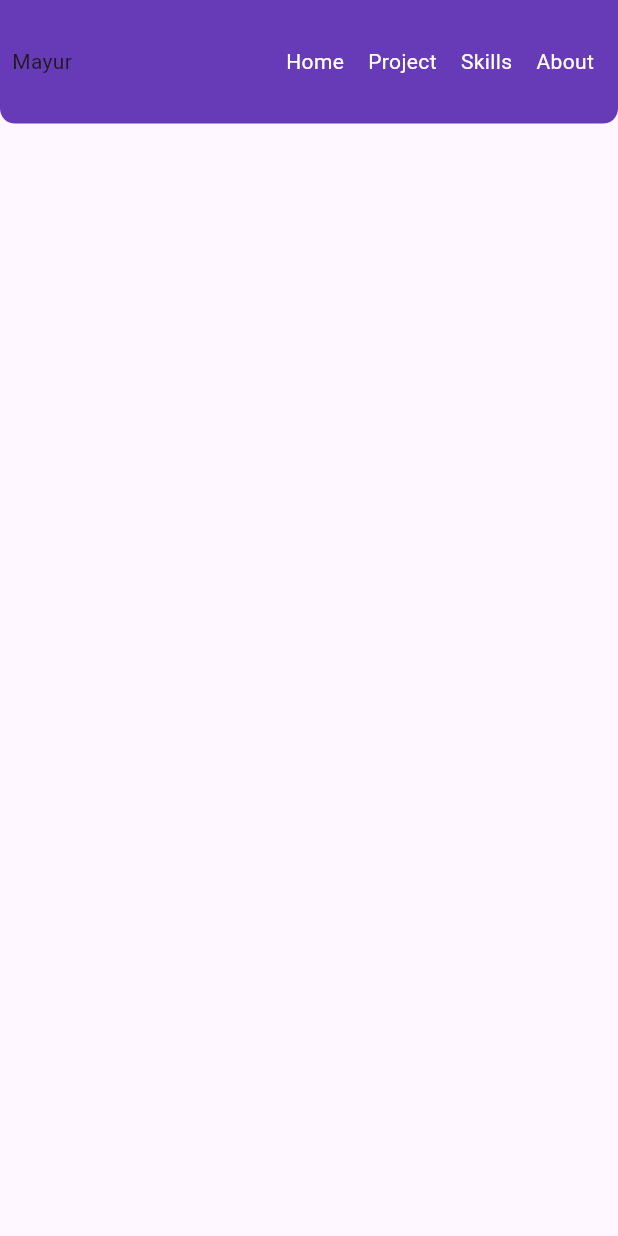
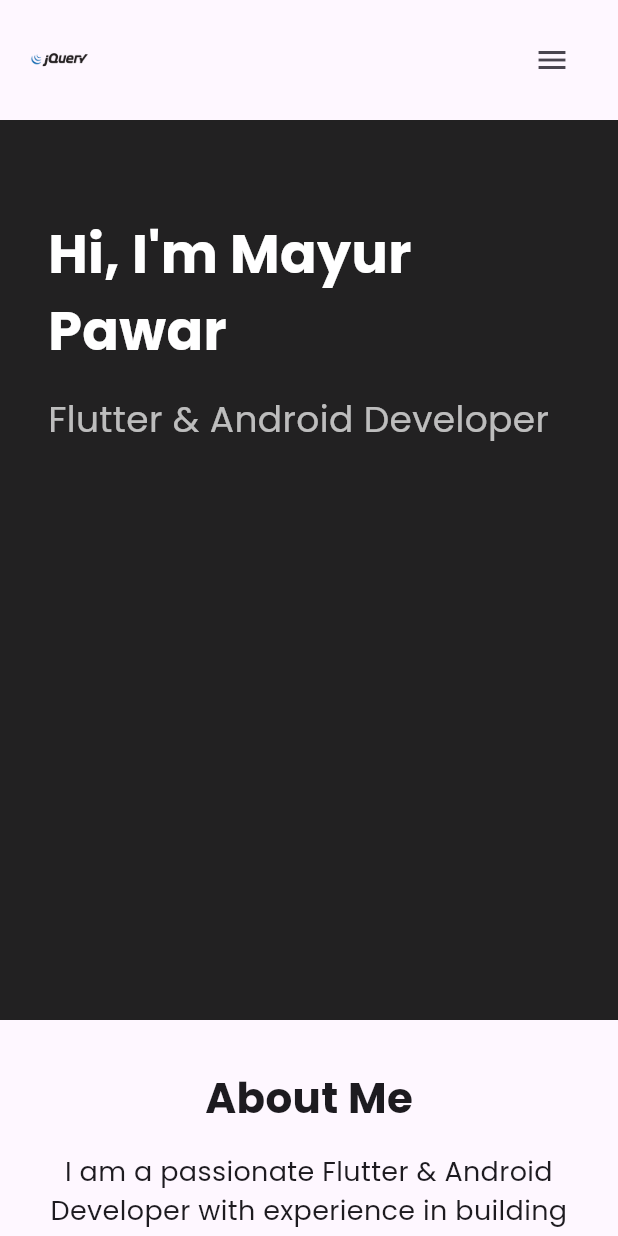
Before and after one commit to mayurpawar17/portfolio_mayur, a Flutter app: the screen it shows after launch, on a phone screen of 412 x 824 dp. Run offline on Flutter 3.47's test engine with Material 3 defaults, Android fonts, the light colour scheme and no system bars; our stand-ins replace google_fonts, responsive_builder.

Commit message:
sections and widgets implemented

```diff
--- a/lib/main.dart
+++ b/lib/main.dart
@@ -1,15 +1,52 @@
 import 'package:flutter/material.dart';
-import 'package:portfolio_mayur/src/sections/home.dart';
+import 'package:google_fonts/google_fonts.dart';
+import 'package:portfolio_mayur/widgets/navbar.dart';
+import 'sections/header.dart';
+import 'sections/about.dart';
+import 'sections/skills.dart';
+import 'sections/projects.dart';
+import 'sections/contact.dart';
 
 void main() {
-  runApp(MyApp());
+  runApp(const MyPortfolioApp());
 }
 
-class MyApp extends StatelessWidget {
-  const MyApp({super.key});
+class MyPortfolioApp extends StatelessWidget {
+  const MyPortfolioApp({super.key});
 
   @override
   Widget build(BuildContext context) {
-    return MaterialApp(home: Home(), debugShowCheckedModeBanner: false);
+    return MaterialApp(
+
+      title: 'Flutter Android Portfolio',
+      theme: ThemeData(
+        primarySwatch: Colors.blue,
+        textTheme: GoogleFonts.poppinsTextTheme(),
+      ),
+      debugShowCheckedModeBanner: false,
+      home: const PortfolioPage(),
+    );
   }
 }
+
+class PortfolioPage extends StatelessWidget {
+  const PortfolioPage({super.key});
+
+  @override
+  Widget build(BuildContext context) {
+    return Scaffold(
+      body: SingleChildScrollView(
+        child: Column(
+          children: const [
+            NavBar(),
+            HeaderSection(),
+            AboutSection(),
+            SkillsSection(),
+            ProjectsSection(),
+            ContactSection(),
+          ],
+        ),
+      ),
+    );
+  }
+}
--- /dev/null
+++ b/lib/sections/about.dart
@@ -0,0 +1,23 @@
+import 'package:flutter/material.dart';
+
+class AboutSection extends StatelessWidget {
+  const AboutSection({super.key});
+
+  @override
+  Widget build(BuildContext context) {
+    return Container(
+      padding: const EdgeInsets.all(32),
+      child: Column(
+        children: const [
+          Text("About Me", style: TextStyle(fontSize: 28, fontWeight: FontWeight.bold)),
+          SizedBox(height: 16),
+          Text(
+            "I am a passionate Flutter & Android Developer with experience in building high-quality mobile apps. I love crafting beautiful UIs and writing clean, scalable code.",
+            textAlign: TextAlign.center,
+            style: TextStyle(fontSize: 18),
+          ),
+        ],
+      ),
+    );
+  }
+}
--- /dev/null
+++ b/lib/sections/header.dart
@@ -0,0 +1,36 @@
+import 'package:flutter/material.dart';
+
+class HeaderSection extends StatelessWidget {
+  const HeaderSection({super.key});
+
+  @override
+  Widget build(BuildContext context) {
+    return Container(
+      height: 600,
+      width: double.infinity,
+      padding: const EdgeInsets.symmetric(horizontal: 32, vertical: 64),
+      color: Colors.black87,
+      child: Column(
+        crossAxisAlignment: CrossAxisAlignment.start,
+        children: const [
+          Text(
+            "Hi, I'm Mayur Pawar",
+            style: TextStyle(
+              fontSize: 36,
+              color: Colors.white,
+              fontWeight: FontWeight.bold,
+            ),
+          ),
+          SizedBox(height: 16),
+          Text(
+            "Flutter & Android Developer",
+            style: TextStyle(
+              fontSize: 24,
+              color: Colors.white70,
+            ),
+          ),
+        ],
+      ),
+    );
+  }
+}
--- a/lib/src/sections/home.dart
+++ /dev/null
@@ -1,11 +0,0 @@
-import 'package:flutter/material.dart';
-import 'package:portfolio_mayur/src/widgets/header.dart';
-
-class Home extends StatelessWidget {
-  const Home({super.key});
-
-  @override
-  Widget build(BuildContext context) {
-    return Scaffold(body: Header());
-  }
-}
--- a/lib/src/widgets/header.dart
+++ /dev/null
@@ -1,38 +0,0 @@
-import 'package:flutter/material.dart';
-import 'package:portfolio_mayur/src/widgets/navItem.dart';
-
-class Header extends StatelessWidget {
-  const Header({super.key});
-
-  @override
-  Widget build(BuildContext context) {
-    return Container(
-      decoration: BoxDecoration(
-        borderRadius: BorderRadius.only(
-          bottomLeft: Radius.circular(10),
-          bottomRight: Radius.circular(10),
-        ),
-        color: Colors.deepPurple,
-      ),
-      height: MediaQuery.of(context).size.height * 0.1,
-
-      child: Padding(
-        padding: const EdgeInsets.all(8.0),
-        child: Row(
-          mainAxisAlignment: MainAxisAlignment.spaceBetween,
-          children: [
-            Text("Mayur"),
-            Row(
-              children: [
-                NavItem("Home"),
-                NavItem("Project"),
-                NavItem("Skills"),
-                NavItem("About"),
-              ],
-            ),
-          ],
-        ),
-      ),
-    );
-  }
-}
--- a/lib/src/widgets/navItem.dart
+++ /dev/null
@@ -1,14 +0,0 @@
-import 'package:flutter/material.dart';
-
-class NavItem extends StatelessWidget {
-  final String navItem;
-  const NavItem(this.navItem, {super.key});
-
-  @override
-  Widget build(BuildContext context) {
-    return Padding(
-      padding: const EdgeInsets.all(8.0),
-      child: Text(navItem, style: TextStyle(color: Colors.white)),
-    );
-  }
-}
--- /dev/null
+++ b/lib/widgets/navbar.dart
@@ -0,0 +1,154 @@
+// Updated modern, responsive NavBar with center menu and social icons
+import 'package:flutter/material.dart';
+import 'package:responsive_builder/responsive_builder.dart';
+
+class NavBar extends StatelessWidget {
+  const NavBar({super.key});
+
+  @override
+  Widget build(BuildContext context) {
+    return ScreenTypeLayout.builder(
+      mobile: (_) => const _MobileNavBar(),
+      tablet: (_) => const _MobileNavBar(),
+      desktop: (_) => const _DesktopNavBar(),
+    );
+  }
+}
+
+class _DesktopNavBar extends StatelessWidget {
+  const _DesktopNavBar({super.key});
+
+  @override
+  Widget build(BuildContext context) {
+    return Padding(
+      padding: const EdgeInsets.symmetric(horizontal: 32, vertical: 20),
+      child: Row(
+        mainAxisAlignment: MainAxisAlignment.spaceBetween,
+        children: [
+          // Logo
+          Image.asset(
+            'assets/jquery.png',
+            height: 40,
+          ),
+
+          // Centered Navigation Menu
+          Container(
+            padding: const EdgeInsets.symmetric(horizontal: 24, vertical: 10),
+            decoration: BoxDecoration(
+              color: Colors.grey.shade100,
+              borderRadius: BorderRadius.circular(20),
+            ),
+            child: Row(
+              mainAxisSize: MainAxisSize.min,
+              children: const [
+                NavBarItem(label: 'Home'),
+                NavBarItem(label: 'Projects'),
+                NavBarItem(label: 'Skills'),
+                NavBarItem(label: 'About'),
+              ],
+            ),
+          ),
+
+          // Social icons and theme toggle (right side)
+          Row(
+            children: [
+              IconButton(
+                icon: Image.asset('assets/jquery.png', height: 24),
+                onPressed: () {},
+              ),
+              IconButton(
+                icon: Image.asset('assets/jquery.png', height: 24),
+                onPressed: () {},
+              ),
+              const SizedBox(width: 8),
+              Row(
+                children: const [
+                  Icon(Icons.wb_sunny_outlined, size: 20),
+                  SizedBox(width: 4),
+                  Text('Light')
+                ],
+              ),
+            ],
+          ),
+        ],
+      ),
+    );
+  }
+}
+
+class _MobileNavBar extends StatefulWidget {
+  const _MobileNavBar({super.key});
+
+  @override
+  State<_MobileNavBar> createState() => _MobileNavBarState();
+}
+
+class _MobileNavBarState extends State<_MobileNavBar> {
+  bool menuOpen = false;
+
+  @override
+  Widget build(BuildContext context) {
+    return Column(
+      children: [
+        Padding(
+          padding: const EdgeInsets.symmetric(horizontal: 20, vertical: 16),
+          child: Row(
+            mainAxisAlignment: MainAxisAlignment.spaceBetween,
+            children: [
+              Image.asset('assets/jquery.png', height: 40),
+              IconButton(
+                icon: Icon(menuOpen ? Icons.close : Icons.menu),
+                onPressed: () => setState(() => menuOpen = !menuOpen),
+              )
+            ],
+          ),
+        ),
+        if (menuOpen)
+          Column(
+            children: [
+              const NavBarItem(label: 'Home'),
+              const NavBarItem(label: 'Projects'),
+              const NavBarItem(label: 'Skills'),
+              const NavBarItem(label: 'About'),
+              Row(
+                mainAxisAlignment: MainAxisAlignment.center,
+                children: [
+                  IconButton(
+                    icon: Image.asset('assets/jquery.png', height: 24),
+                    onPressed: () {},
+                  ),
+                  IconButton(
+                    icon: Image.asset('assets/jquery.png', height: 24),
+                    onPressed: () {},
+                  ),
+                ],
+              )
+            ],
+          ),
+      ],
+    );
+  }
+}
+
+class NavBarItem extends StatelessWidget {
+  final String label;
+  const NavBarItem({required this.label, super.key});
+
+  @override
+  Widget build(BuildContext context) {
+    return Padding(
+      padding: const EdgeInsets.symmetric(horizontal: 16, vertical: 8),
+      child: TextButton(
+        onPressed: () {},
+        child: Text(
+          label,
+          style: const TextStyle(
+            fontSize: 16,
+            fontWeight: FontWeight.w500,
+            color: Colors.black,
+          ),
+        ),
+      ),
+    );
+  }
+}
```
Also changed, not shown: lib/sections/contact.dart (added, +35 -0 lines), lib/sections/projects.dart (added, +104 -0 lines), lib/sections/skills.dart (added, +91 -0 lines), pubspec.yaml (+8 -2 lines), assets/jquery.png (added), pubspec.lock, 1 other file.
